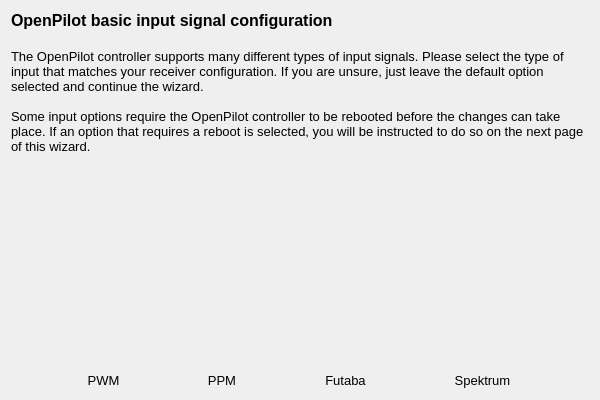
The window that ground/openpilotgcs/src/plugins/setupwizard/pages/inputpage.ui (openpilot/OpenPilot) describes before a commit, drawn with Qt 5.
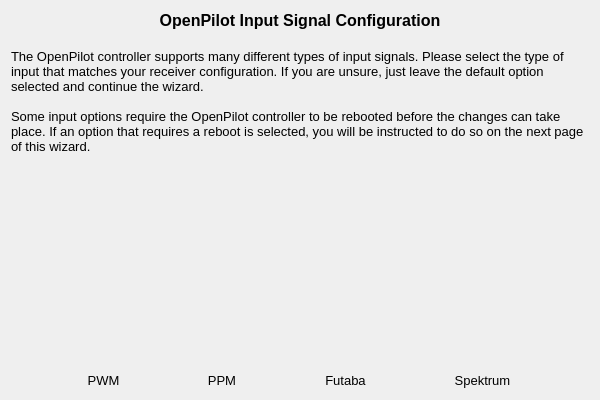
The same window after the commit. Icons and pictures are not drawn.

What changed in the file:
```diff
--- a/ground/openpilotgcs/src/plugins/setupwizard/pages/inputpage.ui
+++ b/ground/openpilotgcs/src/plugins/setupwizard/pages/inputpage.ui
@@ -24,7 +24,7 @@
 &lt;html&gt;&lt;head&gt;&lt;meta name=&quot;qrichtext&quot; content=&quot;1&quot; /&gt;&lt;style type=&quot;text/css&quot;&gt;
 p, li { white-space: pre-wrap; }
 &lt;/style&gt;&lt;/head&gt;&lt;body style=&quot; font-family:'MS Shell Dlg 2'; font-size:8pt; font-weight:400; font-style:normal;&quot;&gt;
-&lt;p style=&quot; margin-top:0px; margin-bottom:0px; margin-left:0px; margin-right:0px; -qt-block-indent:0; text-indent:0px;&quot;&gt;&lt;span style=&quot; font-size:12pt; font-weight:600;&quot;&gt;OpenPilot basic input signal configuration&lt;/span&gt;&lt;/p&gt;
+&lt;p align=&quot;center&quot; style=&quot; margin-top:0px; margin-bottom:0px; margin-left:0px; margin-right:0px; -qt-block-indent:0; text-indent:0px;&quot;&gt;&lt;span style=&quot; font-size:12pt; font-weight:600;&quot;&gt;OpenPilot Input Signal Configuration&lt;/span&gt;&lt;/p&gt;
 &lt;p style=&quot;-qt-paragraph-type:empty; margin-top:0px; margin-bottom:0px; margin-left:0px; margin-right:0px; -qt-block-indent:0; text-indent:0px; font-size:12pt; font-weight:600;&quot;&gt;&lt;br /&gt;&lt;/p&gt;
 &lt;p style=&quot; margin-top:0px; margin-bottom:0px; margin-left:0px; margin-right:0px; -qt-block-indent:0; text-indent:0px;&quot;&gt;&lt;span style=&quot; font-size:10pt;&quot;&gt;The OpenPilot controller supports many different types of input signals. Please select the type of input that matches your receiver configuration. If you are unsure, just leave the default option selected and continue the wizard.&lt;/span&gt;&lt;/p&gt;
 &lt;p style=&quot;-qt-paragraph-type:empty; margin-top:0px; margin-bottom:0px; margin-left:0px; margin-right:0px; -qt-block-indent:0; text-indent:0px; font-size:10pt;&quot;&gt;&lt;br /&gt;&lt;/p&gt;
```
